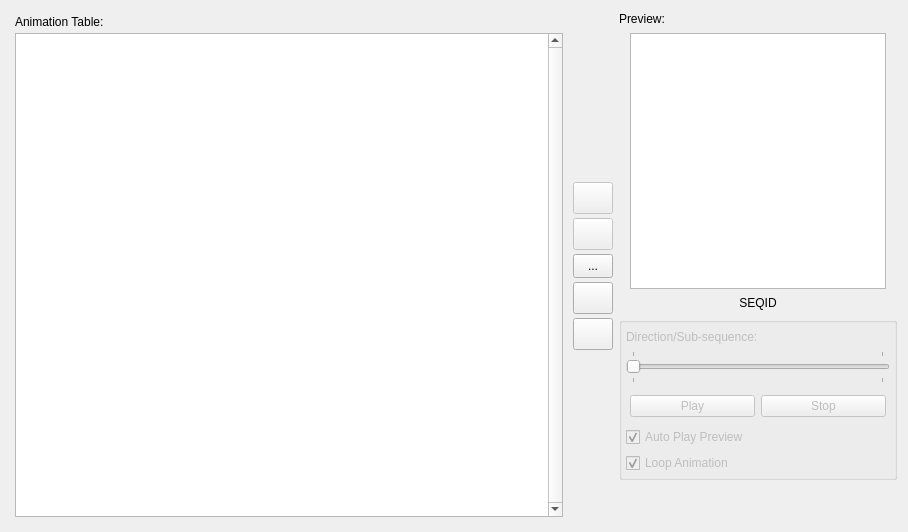
Qt form src/ui/tabs/tabanimtable.ui (PsyCommando/ppmdu_spriteeditor) before a commit.
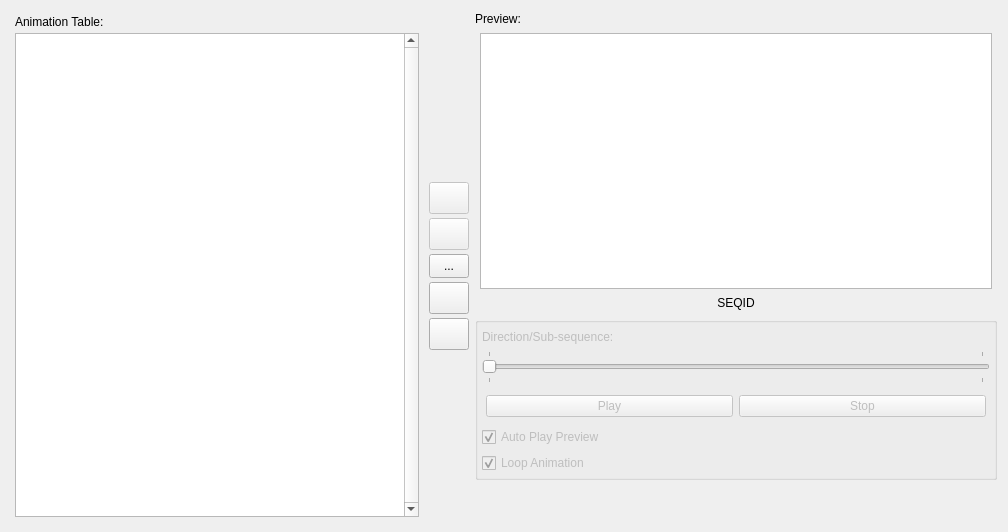
The same form after that commit. Icons and pictures are not drawn.

What changed in the file:
```diff
--- a/src/ui/tabs/tabanimtable.ui
+++ b/src/ui/tabs/tabanimtable.ui
@@ -6,7 +6,7 @@
    <rect>
     <x>0</x>
     <y>0</y>
-    <width>908</width>
+    <width>1008</width>
     <height>532</height>
    </rect>
   </property>
@@ -18,7 +18,7 @@
   </property>
   <property name="minimumSize">
    <size>
-    <width>908</width>
+    <width>1008</width>
     <height>532</height>
    </size>
   </property>
@@ -330,13 +330,13 @@
            </property>
            <property name="minimumSize">
             <size>
-             <width>256</width>
+             <width>512</width>
              <height>256</height>
             </size>
            </property>
            <property name="maximumSize">
             <size>
-             <width>256</width>
+             <width>512</width>
              <height>256</height>
             </size>
            </property>
```
